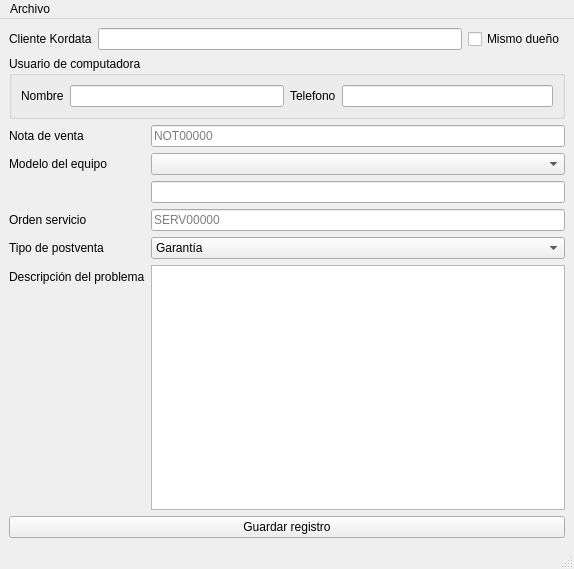
Above: ui/aftersalesui.ui from gabod22/Pixel-after-sell-reporter before the change. Below: the same form after it.
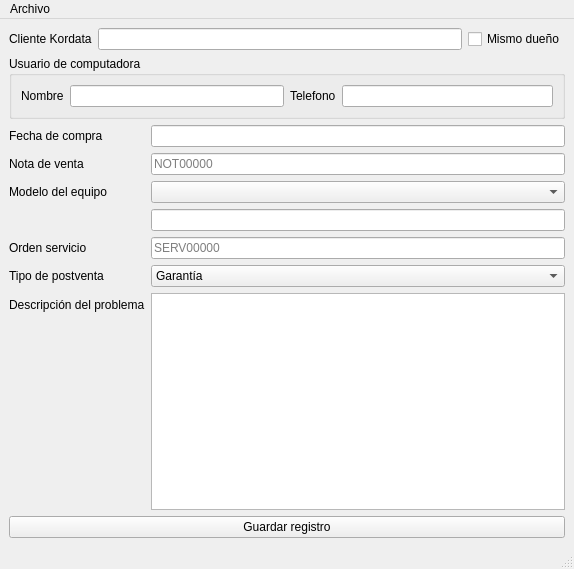
That is the form after the change.

Commit message: Add buy date

```diff
--- a/ui/aftersalesui.ui
+++ b/ui/aftersalesui.ui
@@ -79,49 +79,49 @@
     </item>
     <item>
      <layout class="QFormLayout" name="formLayout">
-      <item row="0" column="0">
+      <item row="1" column="0">
        <widget class="QLabel" name="label_4">
         <property name="text">
          <string>Nota de venta</string>
         </property>
        </widget>
       </item>
-      <item row="0" column="1">
+      <item row="1" column="1">
        <widget class="QLineEdit" name="TxtNot">
         <property name="placeholderText">
          <string>NOT00000</string>
         </property>
        </widget>
       </item>
-      <item row="1" column="0">
+      <item row="2" column="0">
        <widget class="QLabel" name="label_5">
         <property name="text">
          <string>Modelo del equipo</string>
         </property>
        </widget>
       </item>
-      <item row="3" column="0">
+      <item row="4" column="0">
        <widget class="QLabel" name="label_6">
         <property name="text">
          <string>Orden servicio</string>
         </property>
        </widget>
       </item>
-      <item row="3" column="1">
+      <item row="4" column="1">
        <widget class="QLineEdit" name="TxtOS">
         <property name="placeholderText">
          <string>SERV00000</string>
         </property>
        </widget>
       </item>
-      <item row="4" column="0">
+      <item row="5" column="0">
        <widget class="QLabel" name="label_7">
         <property name="text">
          <string>Tipo de postventa</string>
         </property>
        </widget>
       </item>
-      <item row="4" column="1">
+      <item row="5" column="1">
        <widget class="QComboBox" name="CbxType">
         <item>
          <property name="text">
@@ -145,22 +145,36 @@
         </item>
        </widget>
       </item>
-      <item row="5" column="0">
+      <item row="6" column="0">
        <widget class="QLabel" name="label_8">
         <property name="text">
          <string>Descripción del problema</string>
         </property>
        </widget>
       </item>
-      <item row="5" column="1">
+      <item row="6" column="1">
        <widget class="QPlainTextEdit" name="TxtProblem"/>
       </item>
-      <item row="1" column="1">
-       <widget class="QComboBox" name="CbxModel"/>
-      </item>
       <item row="2" column="1">
+       <widget class="QComboBox" name="CbxModel"/>
+      </item>
+      <item row="3" column="1">
        <widget class="QLineEdit" name="TxtModel"/>
       </item>
+      <item row="0" column="0">
+       <widget class="QLabel" name="label">
+        <property name="text">
+         <string>Fecha de compra</string>
+        </property>
+       </widget>
+      </item>
+      <item row="0" column="1">
+       <widget class="QLineEdit" name="TxtBuyDate">
+        <property name="placeholderText">
+         <string/>
+        </property>
+       </widget>
+      </item>
      </layout>
     </item>
     <item>
```
The commit also changes 5 other files.
